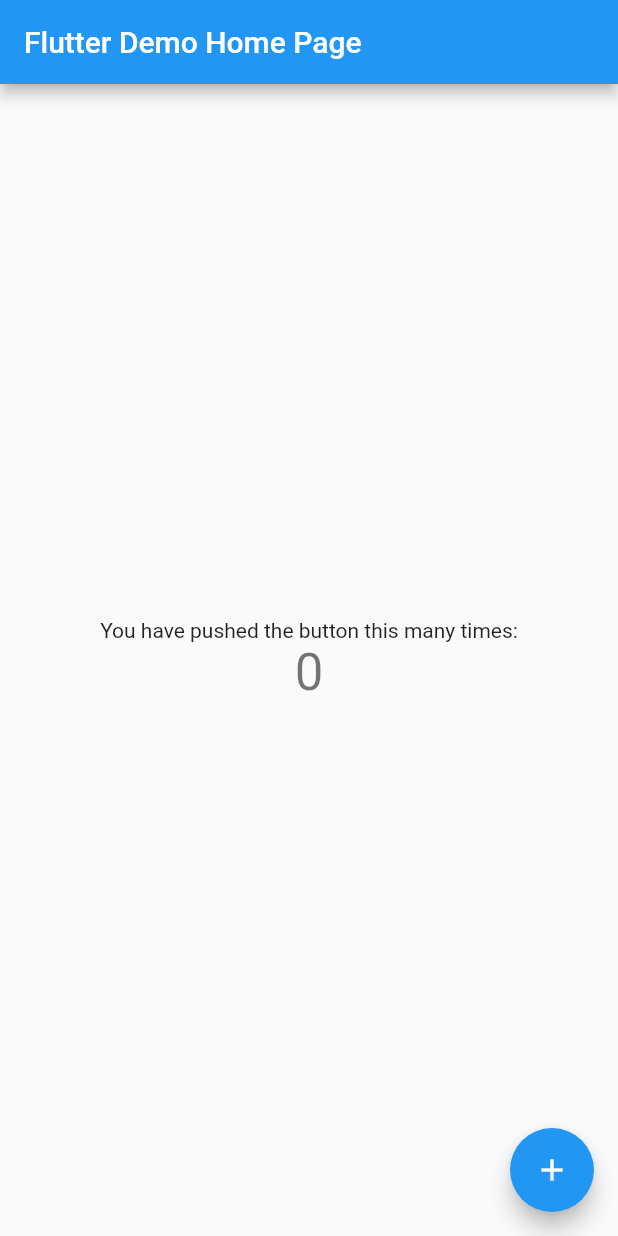
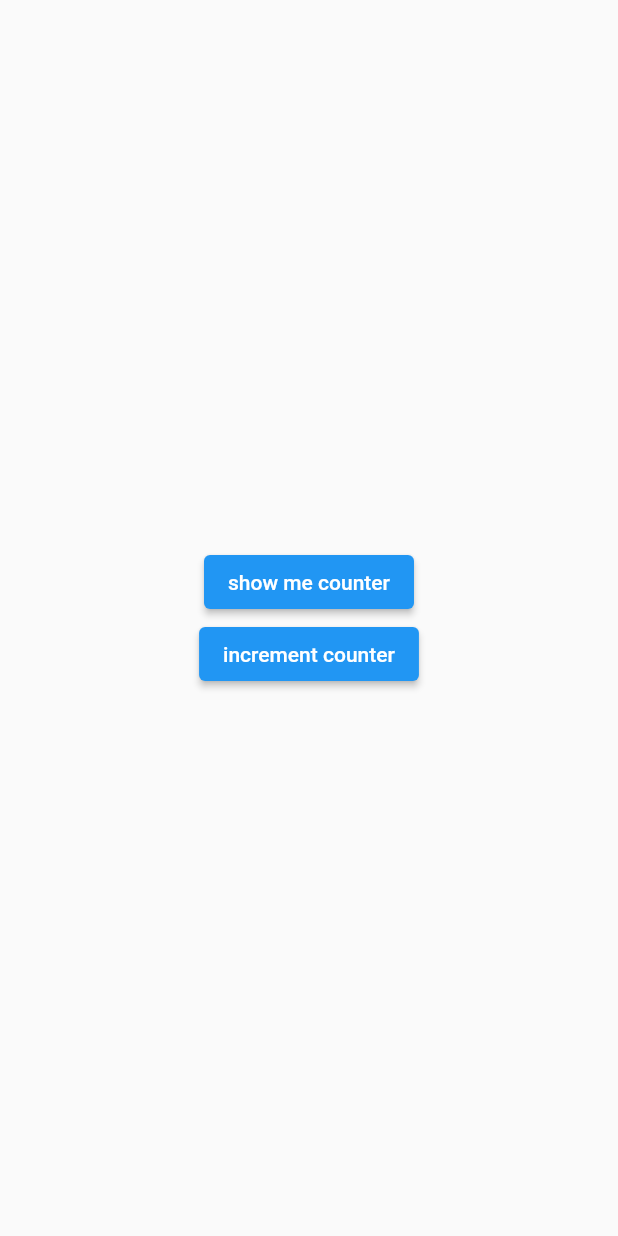
Before and after one commit to ssdd33/flutter_provider_essential, a Flutter app: the screen it shows after launch, on a phone screen of 412 x 824 dp. Run offline on Flutter 3.47's test engine with Material 2 defaults, Android fonts, the phone set to English and light mode, and no system bars.

```diff
--- a/analysis_options.yaml
+++ b/analysis_options.yaml
@@ -7,7 +7,7 @@
 
 # The following line activates a set of recommended lints for Flutter apps,
 # packages, and plugins designed to encourage good coding practices.
-include: package:flutter_lints/flutter.yaml
+# include: package:flutter_lints/flutter.yaml
 
 linter:
   # The lint rules applied to this project can be customized in the
--- a/lib/main.dart
+++ b/lib/main.dart
@@ -1,4 +1,5 @@
 import 'package:flutter/material.dart';
+import 'package:provider/provider.dart';
 
 void main() {
   runApp(const MyApp());
@@ -7,109 +8,76 @@ void main() {
 class MyApp extends StatelessWidget {
   const MyApp({super.key});
 
-  // This widget is the root of your application.
   @override
   Widget build(BuildContext context) {
     return MaterialApp(
-      title: 'Flutter Demo',
-      theme: ThemeData(
-        // This is the theme of your application.
-        //
-        // Try running your application with "flutter run". You'll see the
-        // application has a blue toolbar. Then, without quitting the app, try
-        // changing the primarySwatch below to Colors.green and then invoke
-        // "hot reload" (press "r" in the console where you ran "flutter run",
-        // or simply save your changes to "hot reload" in a Flutter IDE).
-        // Notice that the counter didn't reset back to zero; the application
-        // is not restarted.
-        primarySwatch: Colors.blue,
+        title: 'anonymous Router',
+        theme: ThemeData(
+          primarySwatch: Colors.blue,
+        ),
+        home: ChangeNotifierProvider<Counter>(
+          create: (context) => Counter(),
+          builder: (BuildContext context, Widget? _) => MyHomePage(),
+        ));
+  }
+}
+
+class Counter with ChangeNotifier {
+  int count = 0;
+
+  void increment() {
+    count++;
+    notifyListeners();
+  }
+}
+
+class MyHomePage extends StatelessWidget {
+  const MyHomePage({super.key});
+
+  @override
+  Widget build(BuildContext context) {
+    return Scaffold(
+      body: Center(
+        child: Column(
+          mainAxisAlignment: MainAxisAlignment.center,
+          children: [
+            ElevatedButton(
+              onPressed: () {
+                Navigator.push(
+                  context,
+                  MaterialPageRoute(
+                    builder: (CounterContext) => ChangeNotifierProvider.value(
+                        value: context.read<Counter>(), child: ShowMeCounter()),
+                  ),
+                );
+              },
+              child: Text('show me counter'),
+            ),
+            ElevatedButton(
+              onPressed: () {
+                context.read<Counter>().increment();
+              },
+              child: Text('increment counter'),
+            ),
+          ],
+        ),
       ),
-      home: const MyHomePage(title: 'Flutter Demo Home Page'),
     );
   }
 }
 
-class MyHomePage extends StatefulWidget {
-  const MyHomePage({super.key, required this.title});
-
-  // This widget is the home page of your application. It is stateful, meaning
-  // that it has a State object (defined below) that contains fields that affect
-  // how it looks.
-
-  // This class is the configuration for the state. It holds the values (in this
-  // case the title) provided by the parent (in this case the App widget) and
-  // used by the build method of the State. Fields in a Widget subclass are
-  // always marked "final".
-
-  final String title;
-
-  @override
-  State<MyHomePage> createState() => _MyHomePageState();
-}
-
-class _MyHomePageState extends State<MyHomePage> {
-  int _counter = 0;
-
-  void _incrementCounter() {
-    setState(() {
-      // This call to setState tells the Flutter framework that something has
-      // changed in this State, which causes it to rerun the build method below
-      // so that the display can reflect the updated values. If we changed
-      // _counter without calling setState(), then the build method would not be
-      // called again, and so nothing would appear to happen.
-      _counter++;
-    });
-  }
+class ShowMeCounter extends StatelessWidget {
+  const ShowMeCounter({super.key});
 
   @override
   Widget build(BuildContext context) {
-    // This method is rerun every time setState is called, for instance as done
-    // by the _incrementCounter method above.
-    //
-    // The Flutter framework has been optimized to make rerunning build methods
-    // fast, so that you can just rebuild anything that needs updating rather
-    // than having to individually change instances of widgets.
     return Scaffold(
-      appBar: AppBar(
-        // Here we take the value from the MyHomePage object that was created by
-        // the App.build method, and use it to set our appbar title.
-        title: Text(widget.title),
-      ),
-      body: Center(
-        // Center is a layout widget. It takes a single child and positions it
-        // in the middle of the parent.
-        child: Column(
-          // Column is also a layout widget. It takes a list of children and
-          // arranges them vertically. By default, it sizes itself to fit its
-          // children horizontally, and tries to be as tall as its parent.
-          //
-          // Invoke "debug painting" (press "p" in the console, choose the
-          // "Toggle Debug Paint" action from the Flutter Inspector in Android
-          // Studio, or the "Toggle Debug Paint" command in Visual Studio Code)
-          // to see the wireframe for each widget.
-          //
-          // Column has various properties to control how it sizes itself and
-          // how it positions its children. Here we use mainAxisAlignment to
-          // center the children vertically; the main axis here is the vertical
-          // axis because Columns are vertical (the cross axis would be
-          // horizontal).
-          mainAxisAlignment: MainAxisAlignment.center,
-          children: <Widget>[
-            const Text(
-              'You have pushed the button this many times:',
-            ),
-            Text(
-              '$_counter',
-              style: Theme.of(context).textTheme.headlineMedium,
-            ),
-          ],
+        appBar: AppBar(
+          title: Text('counter'),
+          centerTitle: true,
         ),
-      ),
-      floatingActionButton: FloatingActionButton(
-        onPressed: _incrementCounter,
-        tooltip: 'Increment',
-        child: const Icon(Icons.add),
-      ), // This trailing comma makes auto-formatting nicer for build methods.
-    );
+        body: Center(
+          child: Text('${context.read<Counter>().count}'),
+        ));
   }
 }
--- a/pubspec.yaml
+++ b/pubspec.yaml
@@ -35,6 +35,7 @@ dependencies:
   # The following adds the Cupertino Icons font to your application.
   # Use with the CupertinoIcons class for iOS style icons.
   cupertino_icons: ^1.0.2
+  provider: ^6.0.5
 
 dev_dependencies:
   flutter_test:
```
Also changed, not shown: pubspec.lock.
